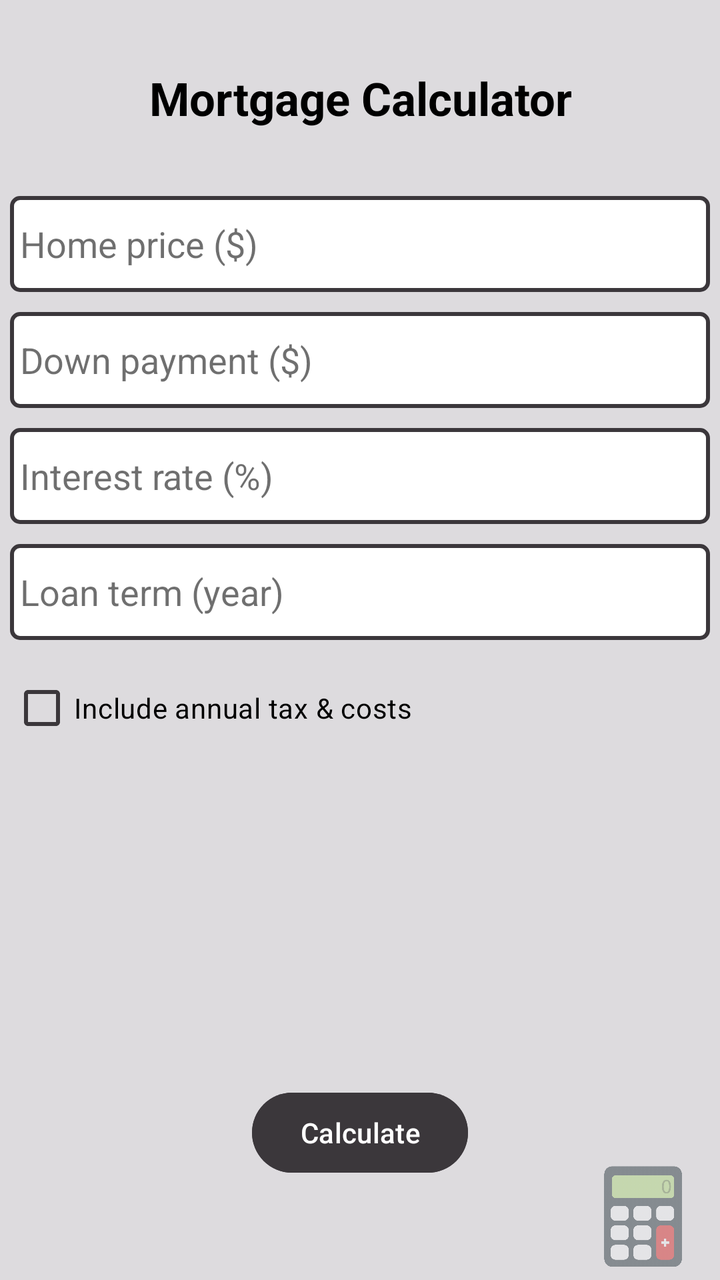
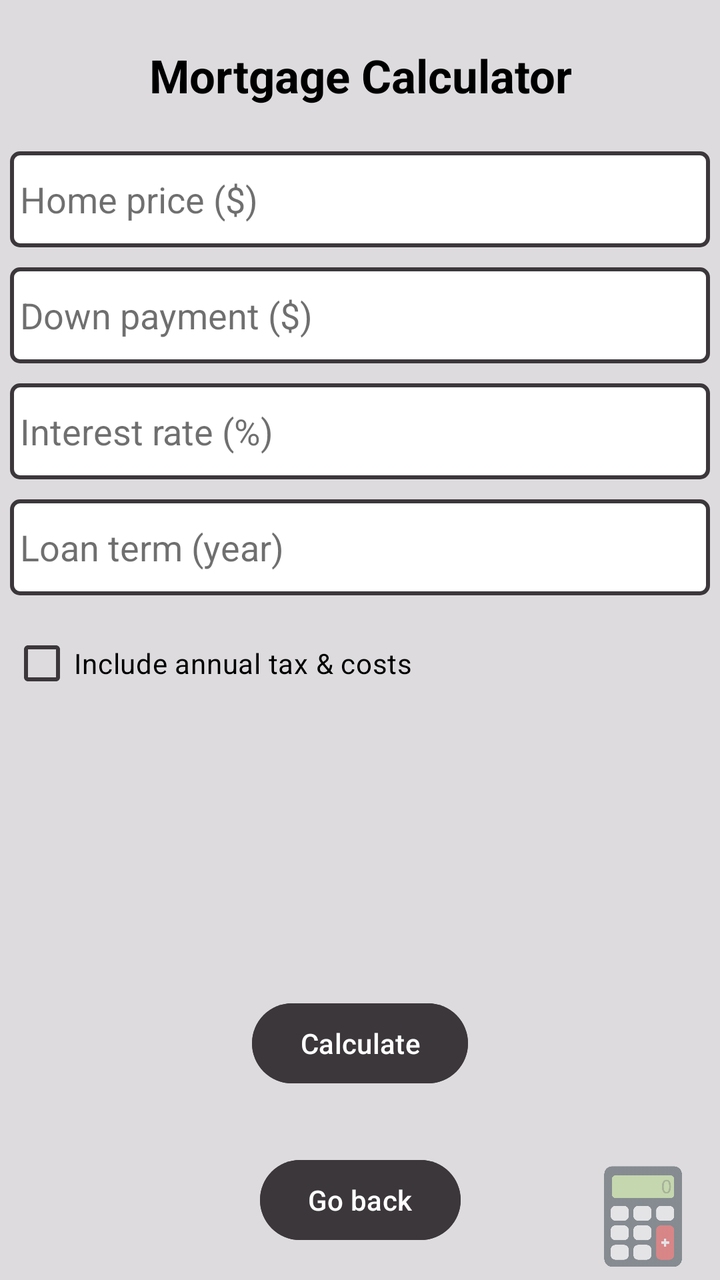

Screens rendered from an Android XML layout before and after an edit, with the pre-edit source and the edit as a unified diff.
<!-- AndroidManifest.xml: application theme Theme.FinCal -->
<!-- res/layout/activity_category1_option1.xml -->
<?xml version="1.0" encoding="utf-8"?>
<androidx.constraintlayout.widget.ConstraintLayout xmlns:android="http://schemas.android.com/apk/res/android"
    xmlns:app="http://schemas.android.com/apk/res-auto"
    xmlns:tools="http://schemas.android.com/tools"
    android:id="@+id/main"
    android:layout_width="match_parent"
    android:layout_height="match_parent"
    android:background="@color/app_background"
    tools:context=".Category1Option1Activity">

    <TextView
        android:id="@+id/optionsTitle"
        android:layout_width="wrap_content"
        android:layout_height="wrap_content"
        android:gravity="center"
        android:text="@string/calc_mortgage"
        android:textColor="@color/text_primary"
        android:textSize="23sp"
        android:textStyle="bold"
        app:layout_constraintBottom_toTopOf="@id/scrollView"
        app:layout_constraintEnd_toEndOf="parent"
        app:layout_constraintStart_toStartOf="parent"
        app:layout_constraintTop_toTopOf="parent" />

    <ScrollView
        android:id="@+id/scrollView"
        android:layout_width="350dp"
        android:layout_height="350dp"
        app:layout_constraintBottom_toTopOf="@id/resultTextView"
        app:layout_constraintEnd_toEndOf="parent"
        app:layout_constraintStart_toStartOf="parent"
        app:layout_constraintTop_toBottomOf="@id/optionsTitle">

        <LinearLayout
            android:id="@+id/optionsLayout"
            android:layout_width="match_parent"
            android:layout_height="wrap_content"
            android:orientation="vertical">

            <EditText
                android:id="@+id/homePrice"
                android:layout_width="match_parent"
                android:layout_height="48dp"
                android:layout_marginBottom="10dp"
                android:background="@drawable/edit_text_border"
                android:ems="10"
                android:gravity="center_vertical"
                android:hint="@string/home_price"
                android:importantForAutofill="no"
                android:inputType="numberDecimal"
                android:paddingStart="5dp"
                android:paddingEnd="5dp"
                android:textColor="@color/text_primary"
                android:textColorHint="@color/text_hint_color" />

            <EditText
                android:id="@+id/downPayment"
                android:layout_width="match_parent"
                android:layout_height="48dp"
                android:layout_marginBottom="10dp"
                android:background="@drawable/edit_text_border"
                android:ems="10"
                android:gravity="center_vertical"
                android:hint="@string/down_payment"
                android:importantForAutofill="no"
                android:inputType="numberDecimal"
                android:paddingStart="5dp"
                android:paddingEnd="5dp"
                android:textColor="@color/text_primary"
                android:textColorHint="@color/text_hint_color" />

            <EditText
                android:id="@+id/interestRate"
                android:layout_width="match_parent"
                android:layout_height="48dp"
                android:layout_marginBottom="10dp"
                android:background="@drawable/edit_text_border"
                android:ems="10"
                android:gravity="center_vertical"
                android:hint="@string/interest_rate"
                android:importantForAutofill="no"
                android:inputType="numberDecimal"
                android:paddingStart="5dp"
                android:paddingEnd="5dp"
                android:textColor="@color/text_primary"
                android:textColorHint="@color/text_hint_color" />

            <EditText
                android:id="@+id/loanTerm"
                android:layout_width="match_parent"
                android:layout_height="48dp"
                android:layout_marginBottom="10dp"
                android:background="@drawable/edit_text_border"
                android:ems="10"
                android:gravity="center_vertical"
                android:hint="@string/loan_term"
                android:importantForAutofill="no"
                android:inputType="number"
                android:paddingStart="5dp"
                android:paddingEnd="5dp"
                android:textColor="@color/text_primary"
                android:textColorHint="@color/text_hint_color" />

            <CheckBox
                android:id="@+id/includeTaxesCheckBox"
                android:layout_width="wrap_content"
                android:layout_height="wrap_content"
                android:text="@string/include_taxes_costs"
                android:textColor="@color/text_primary"
                app:buttonTint="@color/text_third" />

            <LinearLayout
                android:id="@+id/additionalCostsLayout"
                android:layout_width="match_parent"
                android:layout_height="wrap_content"
                android:orientation="vertical"
                android:visibility="gone"
                tools:visibility="visible">

                <EditText
                    android:id="@+id/propertyTax"
                    android:layout_width="match_parent"
                    android:layout_height="48dp"
                    android:layout_marginBottom="10dp"
                    android:background="@drawable/edit_text_border"
                    android:ems="10"
                    android:gravity="center_vertical"
                    android:hint="@string/property_tax"
                    android:importantForAutofill="no"
                    android:inputType="numberDecimal"
                    android:paddingStart="5dp"
                    android:paddingEnd="5dp"
                    android:textColor="@color/text_primary"
                    android:textColorHint="@color/text_hint_color" />

                <EditText
                    android:id="@+id/homeInsurance"
                    android:layout_width="match_parent"
                    android:layout_height="48dp"
                    android:layout_marginBottom="10dp"
                    android:background="@drawable/edit_text_border"
                    android:ems="10"
                    android:gravity="center_vertical"
                    android:hint="@string/home_insurance"
                    android:importantForAutofill="no"
                    android:inputType="numberDecimal"
                    android:paddingStart="5dp"
                    android:paddingEnd="5dp"
                    android:textColor="@color/text_primary"
                    android:textColorHint="@color/text_hint_color" />

                <EditText
                    android:id="@+id/pmiInsurance"
                    android:layout_width="match_parent"
                    android:layout_height="48dp"
                    android:layout_marginBottom="10dp"
                    android:background="@drawable/edit_text_border"
                    android:ems="10"
                    android:gravity="center_vertical"
                    android:hint="@string/pmi_insurance"
                    android:importantForAutofill="no"
                    android:inputType="numberDecimal"
                    android:paddingStart="5dp"
                    android:paddingEnd="5dp"
                    android:textColor="@color/text_primary"
                    android:textColorHint="@color/text_hint_color" />

                <EditText
                    android:id="@+id/hoaFee"
                    android:layout_width="match_parent"
                    android:layout_height="48dp"
                    android:layout_marginBottom="10dp"
                    android:background="@drawable/edit_text_border"
                    android:ems="10"
                    android:gravity="center_vertical"
                    android:hint="@string/hoa_fee"
                    android:importantForAutofill="no"
                    android:inputType="numberDecimal"
                    android:paddingStart="5dp"
                    android:paddingEnd="5dp"
                    android:textColor="@color/text_primary"
                    android:textColorHint="@color/text_hint_color" />

                <EditText
                    android:id="@+id/otherCosts"
                    android:layout_width="match_parent"
                    android:layout_height="48dp"
                    android:layout_marginBottom="20dp"
                    android:background="@drawable/edit_text_border"
                    android:ems="10"
                    android:gravity="center_vertical"
                    android:hint="@string/other_costs"
                    android:importantForAutofill="no"
                    android:inputType="numberDecimal"
                    android:paddingStart="5dp"
                    android:paddingEnd="5dp"
                    android:textColor="@color/text_primary"
                    android:textColorHint="@color/text_hint_color" />

            </LinearLayout>

        </LinearLayout>
    </ScrollView>

    <TextView
        android:id="@+id/resultTextView"
        android:layout_width="wrap_content"
        android:layout_height="wrap_content"
        android:textColor="@color/text_primary"
        android:textSize="20sp"
        app:layout_constraintBottom_toTopOf="@id/calculateButton"
        app:layout_constraintEnd_toEndOf="parent"
        app:layout_constraintStart_toStartOf="parent"
        app:layout_constraintTop_toBottomOf="@id/scrollView" />

    <Button
        android:id="@+id/calculateButton"
        android:layout_width="wrap_content"
        android:layout_height="wrap_content"
        android:layout_marginBottom="16dp"
        android:backgroundTint="@color/button_calculate"
        android:text="@string/calculate_button"
        android:textColor="@color/text_secondary"
        app:layout_constraintBottom_toBottomOf="parent"
        app:layout_constraintEnd_toEndOf="parent"
        app:layout_constraintStart_toStartOf="parent"
        app:layout_constraintTop_toBottomOf="@id/resultTextView" />

    <ImageView
        android:id="@+id/logo"
        android:layout_width="67dp"
        android:layout_height="73dp"
        android:layout_marginEnd="5dp"
        android:layout_marginBottom="-5dp"
        android:alpha=".5"
        android:importantForAccessibility="no"
        app:layout_constraintBottom_toBottomOf="parent"
        app:layout_constraintEnd_toEndOf="parent"
        app:srcCompat="@drawable/logo"
        tools:ignore="ImageContrastCheck,VisualLintBounds" />

</androidx.constraintlayout.widget.ConstraintLayout>
<!-- resources referenced by this layout -->
<resources>
  <color name="app_background">#DDDBDE</color>
  <color name="button_calculate">#3B373B</color>
  <color name="text_hint_color">#90000000</color>
  <color name="text_primary">#000000</color>
  <color name="text_secondary">#FFFFFFFF</color>
  <color name="text_third">#3B373B</color>
  <!-- drawable edit_text_border (drawable) -->
  <?xml version="1.0" encoding="utf-8"?>
  <shape xmlns:android="http://schemas.android.com/apk/res/android"
      android:shape="rectangle">
      <solid android:color="@color/white" />
      <stroke
          android:width="2dp"
          android:color="@color/text_third" />
      <corners android:radius="4dp" />
  </shape>
  <!-- drawable logo: png bitmap (drawable, 17765 bytes) -->
  <string name="calc_mortgage">Mortgage Calculator</string>
  <string name="calculate_button">Calculate</string>
  <string name="down_payment">Down payment ($)</string>
  <string name="hoa_fee">HOA fee ($)</string>
  <string name="home_insurance">Home insurance ($)</string>
  <string name="home_price">Home price ($)</string>
  <string name="include_taxes_costs">Include annual tax &amp; costs</string>
  <string name="interest_rate">Interest rate (%)</string>
  <string name="loan_term">Loan term (year)</string>
  <string name="other_costs">Other costs ($)</string>
  <string name="pmi_insurance">PMI insurance ($)</string>
  <string name="property_tax">Property tax (%)</string>
  <style name="Theme.FinCal" parent="Base.Theme.FinCal" />
  <color name="white">#FFFFFFFF</color>
  <style name="Base.Theme.FinCal" parent="Theme.Material3.DayNight.NoActionBar">
          
          <item name="colorPrimary">@color/button_navigation</item>
          <item name="android:windowBackground">@color/app_background</item>
          <item name="colorSurface">@color/app_background</item>
          <item name="colorOnSurface">@color/text_primary</item>
          <item name="android:textColorPrimary">@color/text_primary</item>
          <item name="colorSecondary">@color/button_navigation</item>
          <item name="colorOnPrimary">@color/app_background</item>
      </style>
  <color name="button_navigation">#3B373B</color>
</resources>

<!-- the commit's change to res/layout/activity_category1_option1.xml (unified diff, before → after) -->
@@ -217,14 +217,26 @@
         android:id="@+id/calculateButton"
         android:layout_width="wrap_content"
         android:layout_height="wrap_content"
-        android:layout_marginBottom="16dp"
+        android:layout_marginBottom="8dp"
         android:backgroundTint="@color/button_calculate"
         android:text="@string/calculate_button"
         android:textColor="@color/text_secondary"
+        app:layout_constraintBottom_toTopOf="@id/backButton"
+        app:layout_constraintEnd_toEndOf="parent"
+        app:layout_constraintStart_toStartOf="parent"
+        app:layout_constraintTop_toBottomOf="@id/resultTextView" />
+
+    <Button
+        android:id="@+id/backButton"
+        android:layout_width="wrap_content"
+        android:layout_height="wrap_content"
+        android:layout_marginBottom="16dp"
+        android:backgroundTint="@color/button_navigation"
+        android:text="@string/button_back"
+        android:textColor="@color/text_secondary"
         app:layout_constraintBottom_toBottomOf="parent"
         app:layout_constraintEnd_toEndOf="parent"
-        app:layout_constraintStart_toStartOf="parent"
-        app:layout_constraintTop_toBottomOf="@id/resultTextView" />
+        app:layout_constraintStart_toStartOf="parent" />
 
     <ImageView
         android:id="@+id/logo"
<!-- resource entries referenced after the edit -->
@@ -17,6 +17,7 @@
       <corners android:radius="4dp" />
   </shape>
   <!-- drawable logo: png bitmap (drawable, 17765 bytes) -->
+  <string name="button_back">Go back</string>
   <string name="calc_mortgage">Mortgage Calculator</string>
   <string name="calculate_button">Calculate</string>
   <string name="down_payment">Down payment ($)</string>
